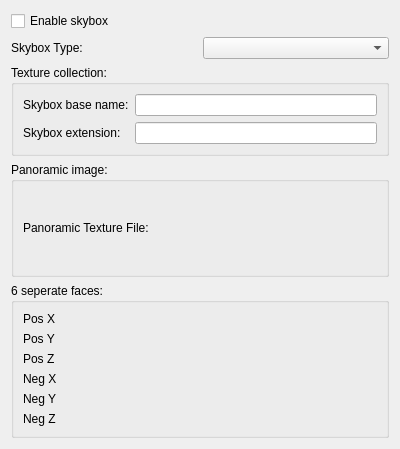
First picture: the form in src/ui/3d/skyboxrenderingsettingswidget.ui, repository qgis/QGIS, before the edit.
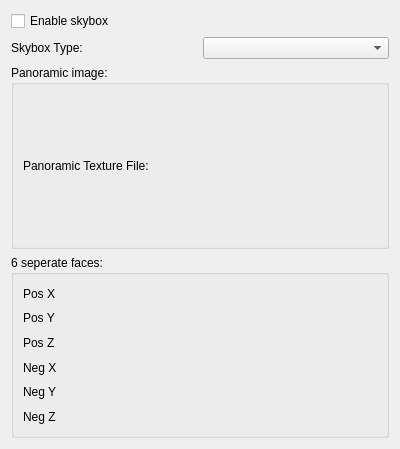
Second picture: the form after the edit. Custom widgets are drawn as their Qt base class.

Commit message: get rid of TexturesCollectionSkybox

```diff
--- a/src/ui/3d/skyboxrenderingsettingswidget.ui
+++ b/src/ui/3d/skyboxrenderingsettingswidget.ui
@@ -109,46 +109,6 @@
    </item>
    <item row="0" column="0">
     <layout class="QGridLayout" name="gridLayout">
-     <item row="5" column="0" colspan="2">
-      <widget class="QGroupBox" name="textureCollectionGroupBox">
-       <property name="title">
-        <string>Texture collection:</string>
-       </property>
-       <layout class="QGridLayout" name="gridLayout_3">
-        <item row="0" column="0">
-         <layout class="QGridLayout" name="textureCollectionLayout">
-          <item row="1" column="1">
-           <widget class="QLineEdit" name="skyboxBaseNameLineEdit"/>
-          </item>
-          <item row="2" column="1">
-           <widget class="QLineEdit" name="skyboxExtensionLineEdit"/>
-          </item>
-          <item row="2" column="0">
-           <widget class="QLabel" name="label_2">
-            <property name="text">
-             <string>Skybox extension:</string>
-            </property>
-           </widget>
-          </item>
-          <item row="1" column="0">
-           <widget class="QLabel" name="label">
-            <property name="text">
-             <string>Skybox base name:</string>
-            </property>
-           </widget>
-          </item>
-         </layout>
-        </item>
-       </layout>
-      </widget>
-     </item>
-     <item row="2" column="0">
-      <widget class="QLabel" name="label_3">
-       <property name="text">
-        <string>Skybox Type:</string>
-       </property>
-      </widget>
-     </item>
      <item row="0" column="0" colspan="2">
       <widget class="QCheckBox" name="skyboxEnabledCheckBox">
        <property name="text">
@@ -156,6 +116,13 @@
        </property>
       </widget>
      </item>
+     <item row="2" column="0">
+      <widget class="QLabel" name="label_3">
+       <property name="text">
+        <string>Skybox Type:</string>
+       </property>
+      </widget>
+     </item>
      <item row="2" column="1">
       <widget class="QComboBox" name="skyboxTypeComboBox"/>
      </item>
```
The commit also changes 6 other files.
